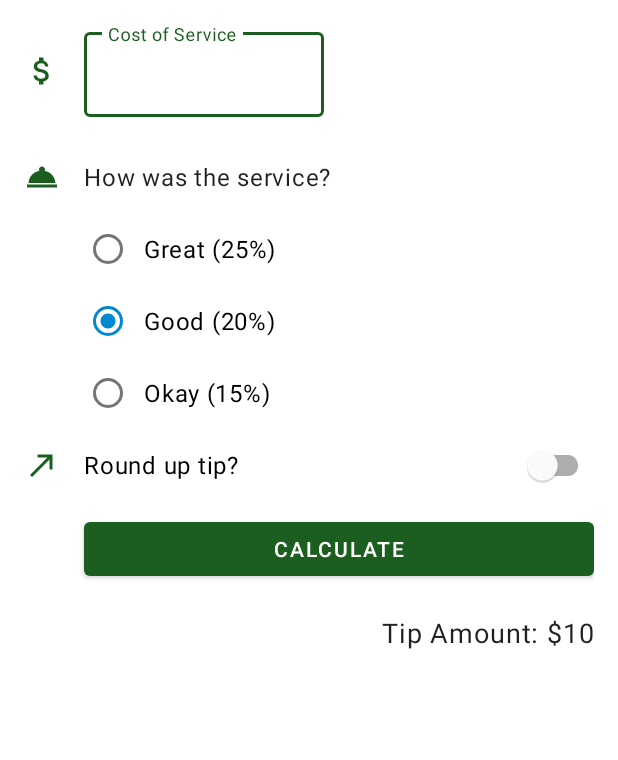
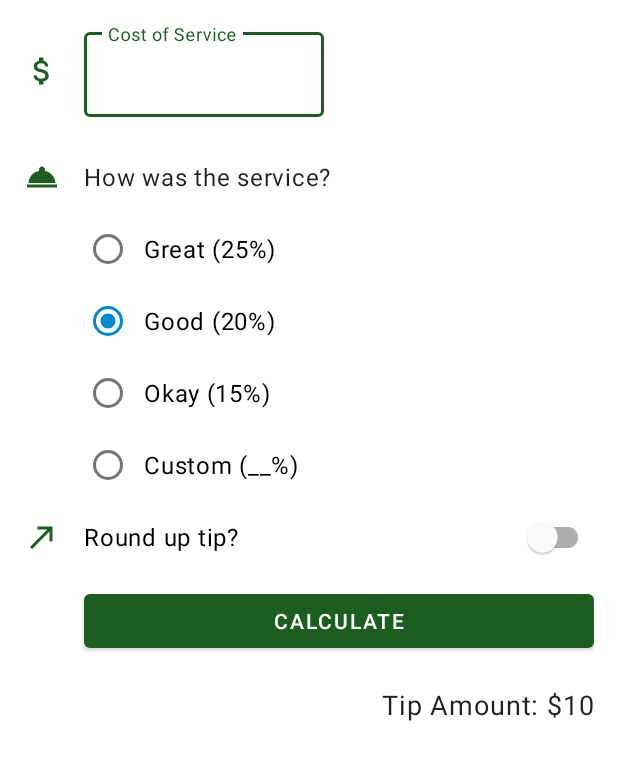
Before and after one commit to tydan3/kotlin-basics, an Android app: the layout activity_main.xml on its own in the app's theme, with its tools: preview values and no code run, on a phone screen of 412 x 824 dp. Shown: the top 760 px of the screen. Run offline under Robolectric (Android 15) with nearby library versions, the phone set to English and light mode, and no system bars.

Commit message:
added custom percent option to TipTime app

```diff
--- /dev/null
+++ b/Unit-2-Layouts/TipTime/app/src/main/res/drawable/ic_edit.xml
@@ -0,0 +1,10 @@
+<vector xmlns:android="http://schemas.android.com/apk/res/android"
+    android:width="24dp"
+    android:height="24dp"
+    android:viewportWidth="24"
+    android:viewportHeight="24"
+    android:tint="?attr/colorPrimary">
+  <path
+      android:fillColor="@android:color/white"
+      android:pathData="M3,17.25V21h3.75L17.81,9.94l-3.75,-3.75L3,17.25zM20.71,7.04c0.39,-0.39 0.39,-1.02 0,-1.41l-2.34,-2.34c-0.39,-0.39 -1.02,-0.39 -1.41,0l-1.83,1.83 3.75,3.75 1.83,-1.83z"/>
+</vector>
--- a/Unit-2-Layouts/TipTime/app/src/main/res/layout/activity_main.xml
+++ b/Unit-2-Layouts/TipTime/app/src/main/res/layout/activity_main.xml
@@ -7,7 +7,7 @@
 
     <androidx.constraintlayout.widget.ConstraintLayout
         android:layout_width="match_parent"
-        android:layout_height="match_parent"
+        android:layout_height="wrap_content"
         android:padding="16dp"
         tools:context=".MainActivity">
 
@@ -38,7 +38,6 @@
         </com.google.android.material.textfield.TextInputLayout>
 
         <ImageView
-            android:id="@+id/icon_service_question"
             android:layout_width="wrap_content"
             android:layout_height="wrap_content"
             android:importantForAccessibility="no"
@@ -83,7 +82,53 @@
                 android:layout_width="wrap_content"
                 android:layout_height="wrap_content"
                 android:text="@string/okay_15" />
+
+            <RadioButton
+                android:id="@+id/option_custom"
+                android:layout_width="wrap_content"
+                android:layout_height="wrap_content"
+                android:text="@string/custom_tip" />
         </RadioGroup>
+
+        <com.google.android.material.textfield.TextInputLayout
+            android:id="@+id/custom_tip"
+            android:layout_width="160dp"
+            android:layout_height="wrap_content"
+            android:layout_marginStart="16dp"
+            android:hint="@string/custom_tip_input"
+            android:visibility="gone"
+            app:layout_constraintStart_toEndOf="@id/icon_custom"
+            app:layout_constraintTop_toBottomOf="@id/tip_options">
+
+            <com.google.android.material.textfield.TextInputEditText
+                android:id="@+id/custom_tip_edit_text"
+                android:layout_width="match_parent"
+                android:layout_height="wrap_content"
+                android:inputType="numberDecimal" />
+        </com.google.android.material.textfield.TextInputLayout>
+
+        <ImageView
+            android:id="@+id/icon_custom"
+            android:layout_width="wrap_content"
+            android:layout_height="wrap_content"
+            android:visibility="gone"
+            android:importantForAccessibility="no"
+            app:layout_constraintStart_toStartOf="parent"
+            app:layout_constraintTop_toTopOf="@id/custom_tip"
+            app:layout_constraintBottom_toBottomOf="@id/custom_tip"
+            app:srcCompat="@drawable/ic_edit"
+            />
+
+        <com.google.android.material.switchmaterial.SwitchMaterial
+            android:id="@+id/round_up_switch"
+            android:layout_width="0dp"
+            android:layout_height="48dp"
+            android:layout_marginStart="16dp"
+            android:checked="false"
+            android:text="@string/round_up_tip"
+            app:layout_constraintEnd_toEndOf="parent"
+            app:layout_constraintStart_toEndOf="@id/icon_round_up"
+            app:layout_constraintTop_toBottomOf="@id/custom_tip" />
 
         <ImageView
             android:id="@+id/icon_round_up"
@@ -94,17 +139,6 @@
             app:layout_constraintStart_toStartOf="parent"
             app:layout_constraintTop_toTopOf="@id/round_up_switch"
             app:srcCompat="@drawable/ic_round_up" />
-
-        <com.google.android.material.switchmaterial.SwitchMaterial
-            android:id="@+id/round_up_switch"
-            android:layout_width="0dp"
-            android:layout_height="48dp"
-            android:layout_marginStart="16dp"
-            android:checked="false"
-            android:text="@string/round_up_tip"
-            app:layout_constraintEnd_toEndOf="parent"
-            app:layout_constraintStart_toEndOf="@id/icon_round_up"
-            app:layout_constraintTop_toBottomOf="@id/tip_options" />
 
         <Button
             android:id="@+id/calculate_button"
--- a/Unit-2-Layouts/TipTime/app/src/main/res/values/strings.xml
+++ b/Unit-2-Layouts/TipTime/app/src/main/res/values/strings.xml
@@ -8,4 +8,6 @@
     <string name="calculate">Calculate</string>
     <string name="tip_amount">Tip Amount: %s</string>
     <string name="cost_of_service">Cost of Service</string>
+    <string name="custom_tip">Custom (__%)</string>
+    <string name="custom_tip_input">Custom Tip %</string>
 </resources>
```
Also changed, not shown: Unit-2-Layouts/TipTime/app/src/main/java/com/example/tiptime/MainActivity.kt (+44 -19 lines), Unit-2-Layouts/TipTime/app/src/main/res/values/colors.xml (+0 -7 lines), 1 other file.
